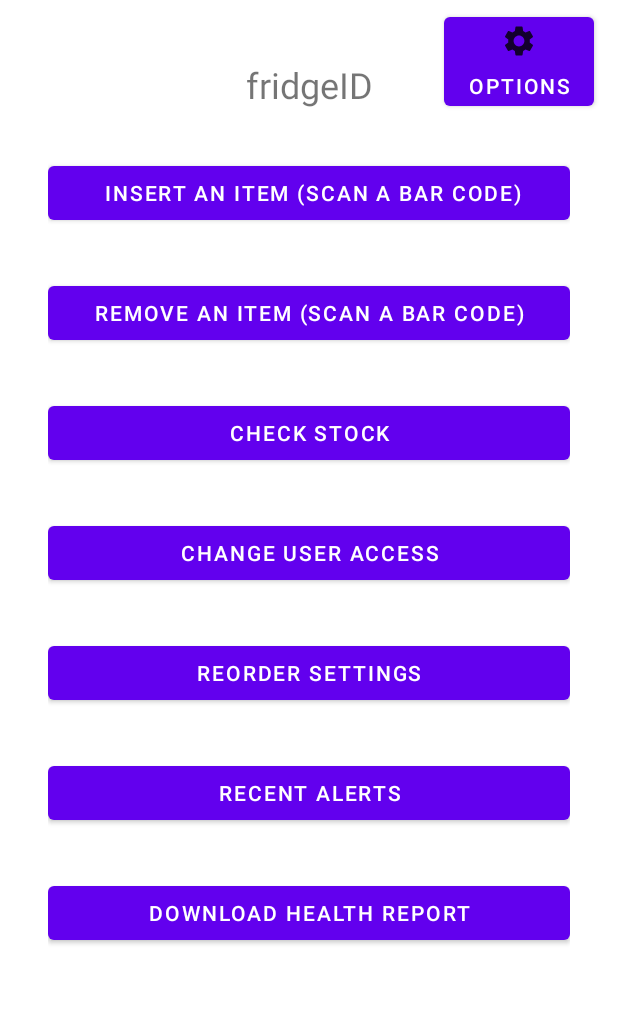
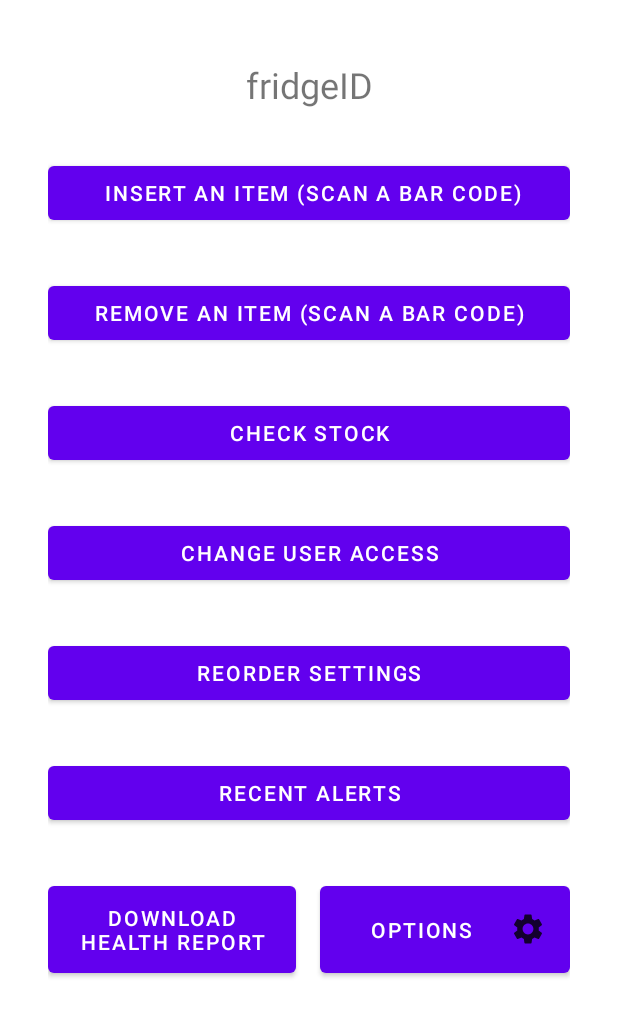
Before and after one commit to Zoodiac1337/AADapplication, an Android app: the layout activity_head_chef.xml on its own in the app's theme, with its tools: preview values and no code run, on a phone screen of 412 x 824 dp. Shown: the top 1017 px of the screen. Run offline under Robolectric (Android 15) with nearby library versions, the phone set to English and light mode, and no system bars.

Commit message:
Reorganised some visual stuff

```diff
--- a/app/src/main/java/com/example/aadapplication/userOptions.java
+++ b/app/src/main/java/com/example/aadapplication/userOptions.java
@@ -1,6 +1,4 @@
 package com.example.aadapplication;
-
-import androidx.appcompat.app.AppCompatActivity;
 
 import android.os.Bundle;
 import android.view.Gravity;
@@ -8,6 +6,8 @@ import android.view.LayoutInflater;
 import android.view.View;
 import android.widget.LinearLayout;
 import android.widget.PopupWindow;
+
+import androidx.appcompat.app.AppCompatActivity;
 
 public class userOptions extends AppCompatActivity {
     private String email;
@@ -32,7 +32,7 @@ public class userOptions extends AppCompatActivity {
         boolean focusable = true;
         final PopupWindow popupWindow = new PopupWindow(popupView, width, height, focusable);
 
-        popupWindow.showAtLocation(findViewById(R.id.PasswordChange), Gravity.CENTER, 0, 0);
+        popupWindow.showAtLocation(findViewById(R.id.PasswordChange), Gravity.CENTER, 0, 150);
 
     }
 }
--- a/app/src/main/res/layout/activity_head_chef.xml
+++ b/app/src/main/res/layout/activity_head_chef.xml
@@ -96,23 +96,34 @@
             android:layout_width="match_parent"
             android:layout_height="32dp" />
 
-        <Button
-            android:id="@+id/ReportButton"
+        <LinearLayout
             android:layout_width="match_parent"
-            android:layout_height="wrap_content"
-            android:onClick="DownloadHealthReport"
-            android:text="Download Health Report" />
+            android:layout_height="70dp"
+            android:orientation="horizontal">
+
+            <Button
+                android:id="@+id/ReportButton"
+                android:layout_width="0dp"
+                android:layout_height="match_parent"
+                android:layout_weight="10"
+                android:onClick="DownloadHealthReport"
+                android:text="Download Health Report" />
+
+            <Space
+                android:layout_width="0dp"
+                android:layout_weight="1"
+                android:layout_height="0dp" />
+
+            <Button
+                android:id="@+id/Options"
+                android:layout_width="0dp"
+                android:layout_height="match_parent"
+                android:layout_weight="10"
+                android:drawableRight="@drawable/settings"
+                android:onClick="optionMenu"
+                android:text="Options" />
+        </LinearLayout>
+
     </LinearLayout>
 
-    <Button
-        android:id="@+id/Options"
-        android:layout_width="wrap_content"
-        android:layout_height="wrap_content"
-        android:layout_marginTop="5dp"
-        android:layout_marginEnd="16dp"
-        android:text="Options"
-        android:onClick="optionMenu"
-        android:drawableTop="@drawable/settings"
-        app:layout_constraintEnd_toEndOf="parent"
-        app:layout_constraintTop_toTopOf="parent" />
 </androidx.constraintlayout.widget.ConstraintLayout>
--- a/app/src/main/res/layout/activity_password_popup.xml
+++ b/app/src/main/res/layout/activity_password_popup.xml
@@ -3,7 +3,6 @@
     android:layout_width="wrap_content"
     android:layout_height="wrap_content"
     android:orientation="vertical"
-    android:background="@color/white"
     android:padding="16dp">
 
     <TextView
--- a/app/src/main/res/layout/activity_user_options.xml
+++ b/app/src/main/res/layout/activity_user_options.xml
@@ -10,7 +10,7 @@
         android:layout_width="wrap_content"
         android:layout_height="0dp"
         android:layout_marginTop="100dp"
-        android:layout_marginBottom="583dp"
+        android:layout_marginBottom="100dp"
         android:orientation="vertical"
         app:layout_constraintBottom_toBottomOf="parent"
         app:layout_constraintEnd_toEndOf="parent"
--- a/app/src/main/res/values/strings.xml
+++ b/app/src/main/res/values/strings.xml
@@ -1,5 +1,5 @@
 <resources>
-    <string name="app_name">AADapplication</string>
+    <string name="app_name">Future Fridges</string>
     <string name="title_activity_delivery_driver">deliveryDriverActivity</string>
     <!-- Strings used for fragments for navigation -->
     <string name="first_fragment_label">First Fragment</string>
```
